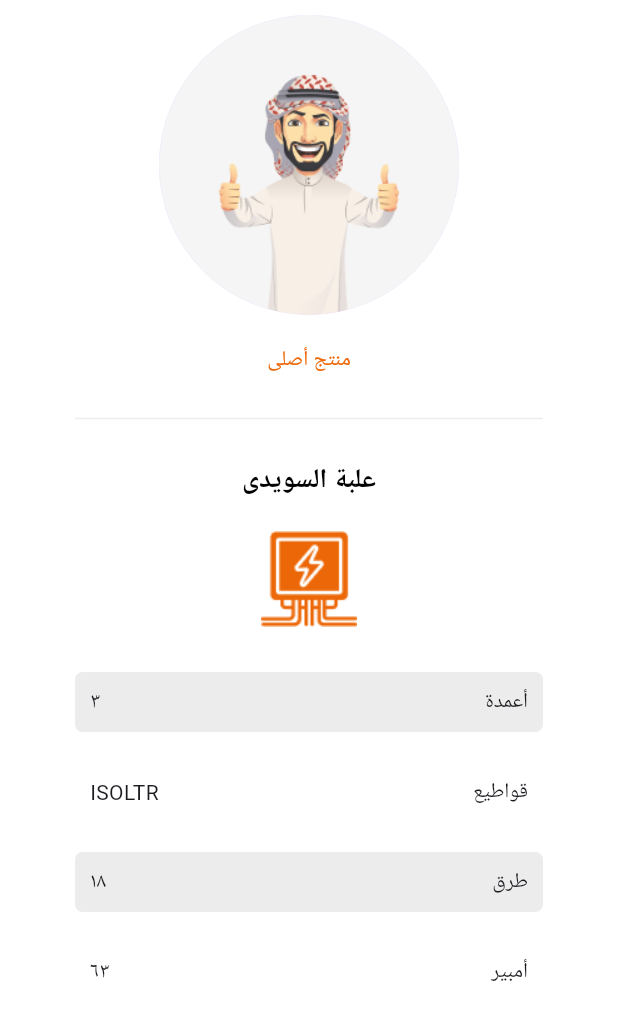
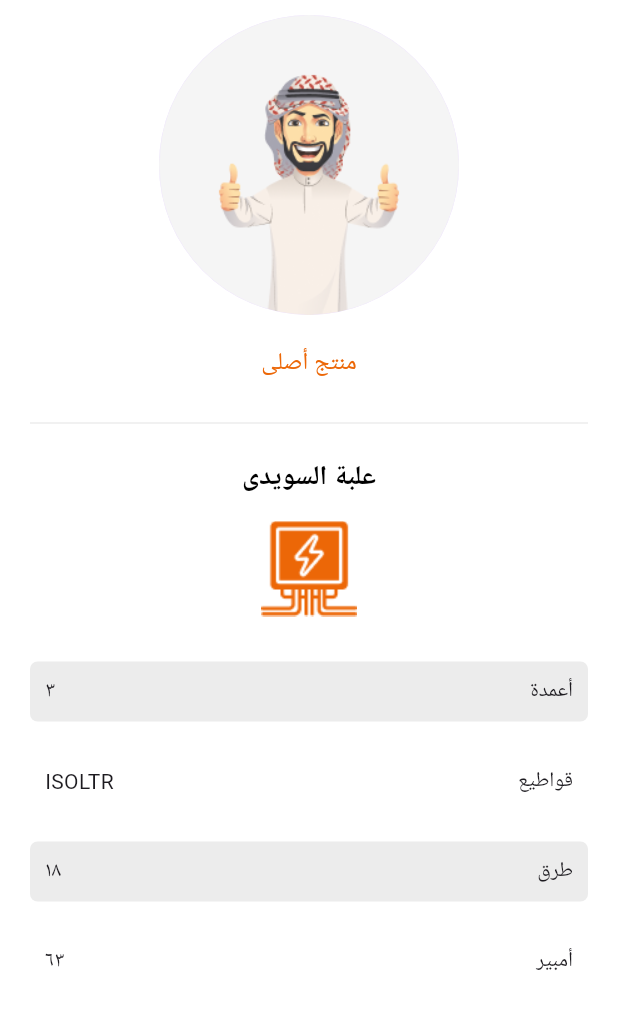
Before and after one commit to islamkamalqara/qara_dynamic_link, a Flutter app: the screen it shows after launch, on a phone screen of 412 x 824 dp. Shown: the top 1020 px of the screen. Run offline on Flutter 3.47's test engine with Material 2 defaults, Android fonts, the light colour scheme and no system bars; missing offline and left inert: flutter_adaptive_scaffold.

Commit message:
create design and apply firebase hosting

```diff
--- a/lib/hosting/home_screen.dart
+++ b/lib/hosting/home_screen.dart
@@ -45,16 +45,16 @@ List<ProductEntity> product_entity_list = [];
               Padding(padding: EdgeInsets.symmetric(vertical: 10),
                   child: Text(
                     'منتج أصلى',
-                    style:  TextStyle(color: AppColors.orange),
+                    style:  TextStyle(color: AppColors.orange,fontSize: 16),
                   )),
               Padding(padding: EdgeInsets.symmetric(vertical: 10),
                 child:  Divider(
                   color: AppColors.appGray,
-                  endIndent: 50,
-                  indent: 50,
+                  endIndent: 20,
+                  indent: 20,
                 ),
               ),
-              Padding(padding: EdgeInsets.symmetric(vertical: 10),
+              Padding(padding: EdgeInsets.symmetric(vertical: 5),
                   child: Text(
                     'علبة السويدى',
                     style:  TextStyle(
@@ -67,7 +67,7 @@ List<ProductEntity> product_entity_list = [];
                   ),
               ),
 
-              Padding(padding: EdgeInsets.symmetric(vertical: 10,horizontal: 50),
+              Padding(padding: EdgeInsets.symmetric(vertical: 10,horizontal: 20),
                   child: product_data(product_entity: product_entity_list)
               )
 
```
